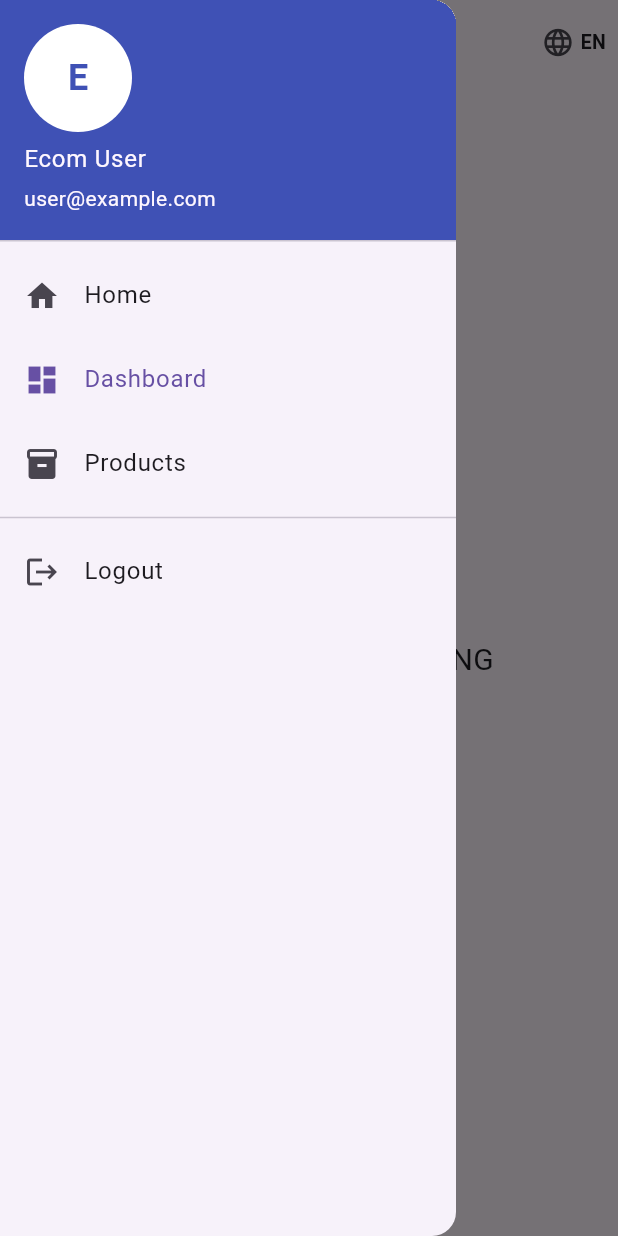
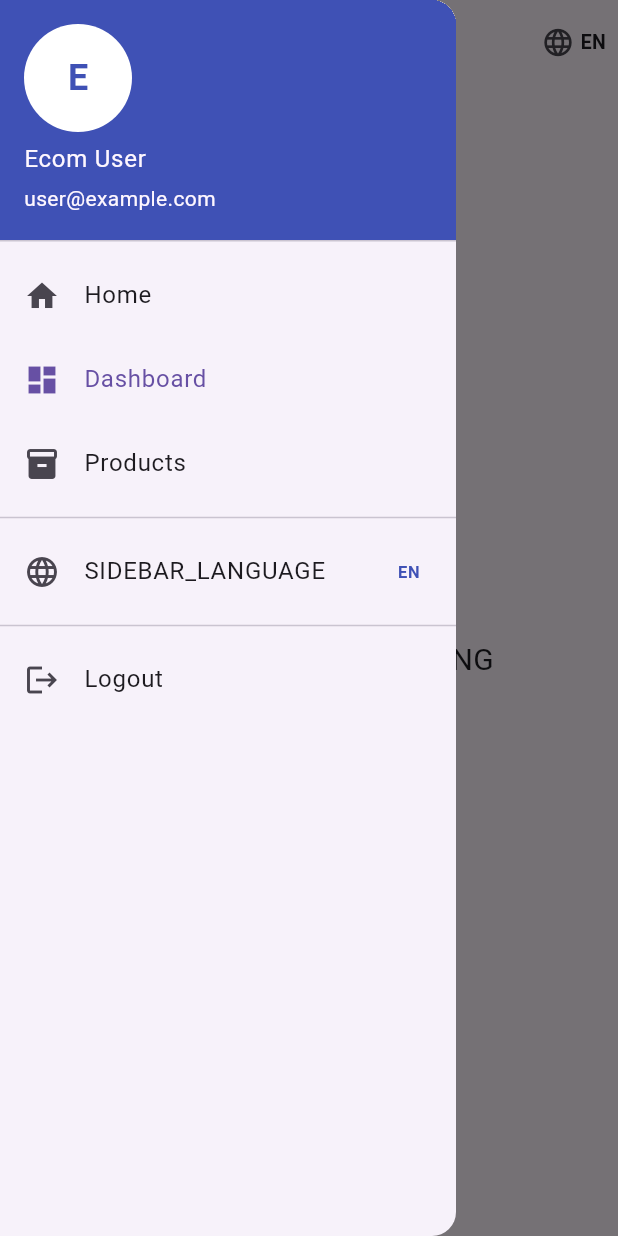
Before and after one commit to Kh1T/ecom_frontend, a Flutter app: the DashboardView screen opened by its route, with the side drawer open, on a phone screen of 412 x 824 dp. Run offline on Flutter 3.47's test engine with Material 3 defaults, Android fonts, the phone set to English and light mode, and no system bars; our stand-ins replace dio, flutter_dotenv, get, image_picker, shared_preferences; accounts and stored records are empty; network calls fail.

Commit message:
Add language switching to sidebar

```diff
--- a/lib/app/widgets/sidebar/sidebar.dart
+++ b/lib/app/widgets/sidebar/sidebar.dart
@@ -3,6 +3,7 @@ import 'package:flutter/material.dart';
 import 'package:get/get.dart';
 
 import '../../data/services/user_service.dart';
+import '../../modules/dashboard/controllers/language_controller.dart';
 import '../../routes/app_pages.dart';
 
 class Sidebar extends StatelessWidget {
@@ -136,6 +137,31 @@ class Sidebar extends StatelessWidget {
           else
             const SizedBox.shrink(),
           const Divider(),
+          // Language switcher
+          if (Get.isRegistered<LanguageController>())
+            Obx(() {
+              final langController = Get.find<LanguageController>();
+              final isEn = langController.isEnglish;
+              return ListTile(
+                leading: const Icon(Icons.language),
+                title: Text('SIDEBAR_LANGUAGE'.tr),
+                trailing: Text(
+                  isEn ? 'EN' : 'KH',
+                  style: const TextStyle(
+                    fontWeight: FontWeight.w600,
+                    color: Colors.indigo,
+                  ),
+                ),
+                onTap: () {
+                  langController.changeLanguage(
+                    isEn ? 'km_KH' : 'en_US',
+                  );
+                },
+              );
+            })
+          else
+            const SizedBox.shrink(),
+          const Divider(),
           if (userService != null)
             Obx(() {
               final user = userService.currentUser.value;
```
